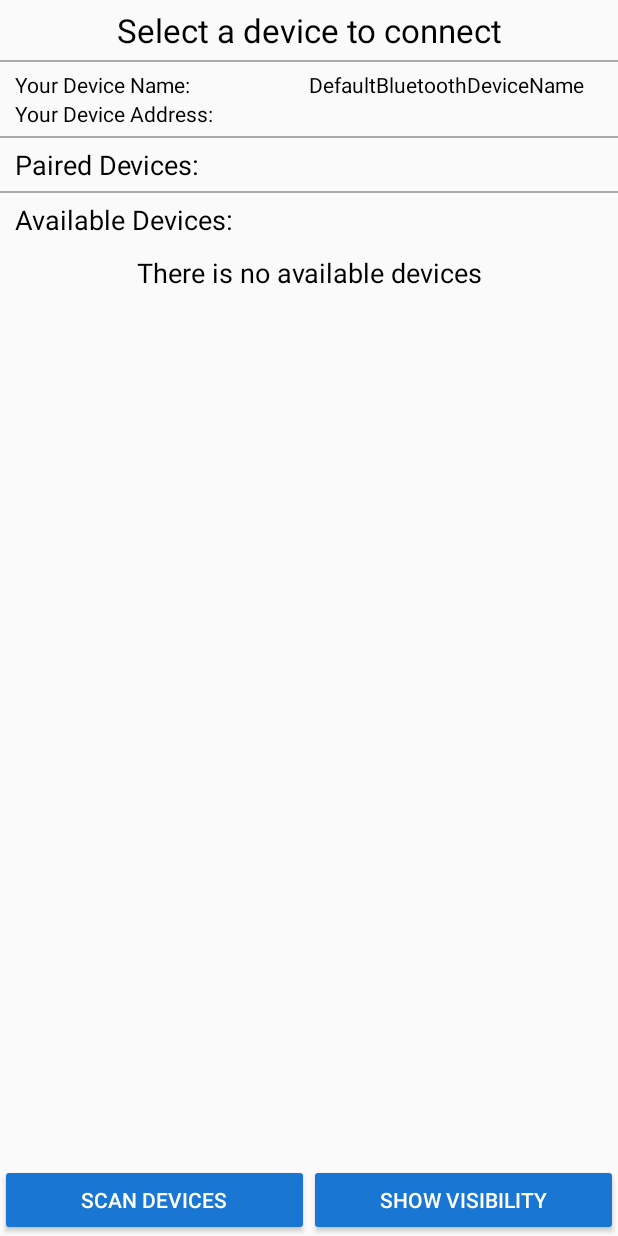
After one commit to vtabk2/CaroGame_01, an Android app: the DevicesListActivity screen opened directly, with no data from a screen before it, on a phone screen of 412 x 824 dp. The commit adds this screen. Run offline under Robolectric (Android 15) with nearby library versions, the phone set to English and light mode, and no system bars.

Commit message:
list_bluetooth_devices

```diff
--- a/app/build.gradle
+++ b/app/build.gradle
@@ -20,7 +20,8 @@ android {
 }
 
 dependencies {
-    compile fileTree(dir: 'libs', include: ['*.jar'])
+    compile fileTree(include: ['*.jar'], dir: 'libs')
     testCompile 'junit:junit:4.12'
     compile 'com.android.support:appcompat-v7:24.1.1'
+    compile 'com.android.support:recyclerview-v7:24.1.1'
 }
--- a/app/src/main/AndroidManifest.xml
+++ b/app/src/main/AndroidManifest.xml
@@ -1,6 +1,10 @@
 <?xml version="1.0" encoding="utf-8"?>
 <manifest package="com.example.framgia.carobluetooth"
           xmlns:android="http://schemas.android.com/apk/res/android">
+
+    <uses-permission android:name="android.permission.BLUETOOTH"/>
+    <uses-permission android:name="android.permission.BLUETOOTH_ADMIN"/>
+    <uses-permission android:name="android.permission.ACCESS_COARSE_LOCATION"/>
 
     <application
         android:allowBackup="true"
@@ -16,5 +20,6 @@
                 <category android:name="android.intent.category.LAUNCHER"/>
             </intent-filter>
         </activity>
+        <activity android:name=".ui.activity.DevicesListActivity"/>
     </application>
 </manifest>
--- /dev/null
+++ b/app/src/main/java/com/example/framgia/carobluetooth/ui/activity/DevicesListActivity.java
@@ -0,0 +1,268 @@
+package com.example.framgia.carobluetooth.ui.activity;
+
+import android.Manifest;
+import android.bluetooth.BluetoothAdapter;
+import android.bluetooth.BluetoothDevice;
+import android.content.BroadcastReceiver;
+import android.content.Context;
+import android.content.DialogInterface;
+import android.content.Intent;
+import android.content.IntentFilter;
+import android.content.pm.PackageManager;
+import android.os.Bundle;
+import android.support.annotation.NonNull;
+import android.support.annotation.Nullable;
+import android.support.v4.app.ActivityCompat;
+import android.support.v4.content.ContextCompat;
+import android.support.v7.app.AlertDialog;
+import android.support.v7.app.AppCompatActivity;
+import android.support.v7.widget.LinearLayoutManager;
+import android.support.v7.widget.RecyclerView;
+import android.view.View;
+import android.widget.ProgressBar;
+import android.widget.TextView;
+
+import com.example.framgia.carobluetooth.R;
+import com.example.framgia.carobluetooth.ui.adapter.BluetoothDeviceRecyclerViewAdapter;
+import com.example.framgia.carobluetooth.ui.utility.ToastUtils;
+
+import java.util.ArrayList;
+import java.util.List;
+import java.util.Set;
+
+/**
+ * Created by framgia on 11/08/2016.
+ */
+public class DevicesListActivity extends AppCompatActivity implements View.OnClickListener {
+    private static final int REQUEST_ENABLE_BLUETOOTH = 1;
+    private static final int TIME_SHOW_VISIBILITY = 300;
+    private static final int PERMISSIONS_REQUEST_ACCESS_COARSE_LOCATION = 0;
+    private static final String IS_SCANNING_CODE = "scanning";
+    private static final String IS_SCANNED_CODE = "scanned";
+    private BluetoothAdapter mBluetoothAdapter;
+    private List<BluetoothDevice> mPairedDevicesList, mAvailableDevicesList;
+    private RecyclerView mRecyclerViewPairedDevices, mRecyclerViewAvailableDevices;
+    private TextView mTextViewNoPairedDevices, mTextViewNoAvailableDevices;
+    private BluetoothDeviceRecyclerViewAdapter mPairedDevicesAdapter, mAvailableDevicesAdapter;
+    private ProgressBar mProgressBar;
+    private boolean mIsScanning, mIsScanned;
+    private final BroadcastReceiver mBroadcastReceiver = new BroadcastReceiver() {
+        public void onReceive(Context context, Intent intent) {
+            switch (intent.getAction()) {
+                case BluetoothDevice.ACTION_FOUND:
+                    BluetoothDevice device =
+                        intent.getParcelableExtra(BluetoothDevice.EXTRA_DEVICE);
+                    if (device.getBondState() != BluetoothDevice.BOND_BONDED)
+                        mAvailableDevicesList.add((BluetoothDevice) intent
+                            .getParcelableExtra(BluetoothDevice.EXTRA_DEVICE));
+                    break;
+                case BluetoothAdapter.ACTION_DISCOVERY_STARTED:
+                    mTextViewNoAvailableDevices.setVisibility(View.GONE);
+                    mProgressBar.setVisibility(View.VISIBLE);
+                    mIsScanning = true;
+                    break;
+                case BluetoothAdapter.ACTION_DISCOVERY_FINISHED:
+                    mProgressBar.setVisibility(View.GONE);
+                    mIsScanning = false;
+                    mIsScanned = true;
+                    if (mAvailableDevicesList.size() != 0) {
+                        mTextViewNoAvailableDevices.setVisibility(View.GONE);
+                        mAvailableDevicesAdapter.notifyDataSetChanged();
+                    } else mTextViewNoAvailableDevices.setVisibility(View.VISIBLE);
+                    break;
+            }
+        }
+    };
+
+    @Override
+    protected void onCreate(@Nullable Bundle savedInstanceState) {
+        super.onCreate(savedInstanceState);
+        setContentView(R.layout.activity_devices_list);
+        initBluetooth();
+        if (savedInstanceState != null) onChangeRotation(savedInstanceState);
+    }
+
+    private void initBluetooth() {
+        mBluetoothAdapter = BluetoothAdapter.getDefaultAdapter();
+        if (mBluetoothAdapter == null) {
+            new AlertDialog.Builder(this)
+                .setMessage(R.string.bluetooth_not_supported)
+                .setPositiveButton(R.string.close, new DialogInterface.OnClickListener() {
+                    public void onClick(DialogInterface dialog, int which) {
+                        finish();
+                    }
+                }).show().setCanceledOnTouchOutside(false);
+        } else {
+            mPairedDevicesList = new ArrayList<>();
+            mAvailableDevicesList = new ArrayList<>();
+            initViews();
+            mPairedDevicesAdapter =
+                new BluetoothDeviceRecyclerViewAdapter(getApplicationContext(), mPairedDevicesList);
+            mRecyclerViewPairedDevices.setLayoutManager(new LinearLayoutManager(this));
+            mRecyclerViewPairedDevices.setAdapter(mPairedDevicesAdapter);
+            mAvailableDevicesAdapter = new BluetoothDeviceRecyclerViewAdapter
+                (getApplicationContext(), mAvailableDevicesList);
+            mRecyclerViewAvailableDevices.setLayoutManager(new LinearLayoutManager(this));
+            mRecyclerViewAvailableDevices.setAdapter(mAvailableDevicesAdapter);
+        }
+    }
+
+    private void initViews() {
+        ((TextView) findViewById(R.id.text_view_your_device_name)).setText(mBluetoothAdapter
+            .getName());
+        ((TextView) findViewById(R.id.text_view_your_device_address)).setText(mBluetoothAdapter
+            .getAddress());
+        mRecyclerViewPairedDevices = (RecyclerView) findViewById(R.id.recycler_view_paired_devices);
+        mRecyclerViewAvailableDevices = (RecyclerView) findViewById
+            (R.id.recycler_view_available_devices);
+        mTextViewNoPairedDevices = (TextView) findViewById(R.id.text_view_no_paired_devices);
+        mTextViewNoAvailableDevices = (TextView) findViewById(R.id.text_view_no_available_devices);
+        if (mAvailableDevicesList.size() == 0)
+            mTextViewNoAvailableDevices.setVisibility(View.VISIBLE);
+        findViewById(R.id.button_scan_available_devices).setOnClickListener(this);
+        findViewById(R.id.button_show_visibility).setOnClickListener(this);
+        mProgressBar = (ProgressBar) findViewById(R.id.progress_bar_loading);
+    }
+
+    private void turnBluetoothOn() {
+        if (!mBluetoothAdapter.isEnabled())
+            startActivityForResult(new Intent(BluetoothAdapter.ACTION_REQUEST_ENABLE),
+                REQUEST_ENABLE_BLUETOOTH);
+    }
+
+    private void showVisibility() {
+        Intent discoverableIntent = new
+            Intent(BluetoothAdapter.ACTION_REQUEST_DISCOVERABLE);
+        discoverableIntent.putExtra(BluetoothAdapter.EXTRA_DISCOVERABLE_DURATION,
+            TIME_SHOW_VISIBILITY);
+        startActivity(discoverableIntent);
+    }
+
+    private void showPairedDevices() {
+        if (!mBluetoothAdapter.isEnabled()) {
+            ToastUtils.showToast(this, R.string.request_turn_on_bluetooth_to_play);
+            turnBluetoothOn();
+            return;
+        }
+        mPairedDevicesList.clear();
+        Set<BluetoothDevice> bluetoothDevicesSet = mBluetoothAdapter.getBondedDevices();
+        if (bluetoothDevicesSet.size() == 0)
+            mTextViewNoPairedDevices.setVisibility(View.VISIBLE);
+        else {
+            mTextViewNoPairedDevices.setVisibility(View.GONE);
+            for (BluetoothDevice bluetoothDevice : bluetoothDevicesSet)
+                mPairedDevicesList.add(bluetoothDevice);
+            mPairedDevicesAdapter.notifyDataSetChanged();
+        }
+    }
+
+    private void onChangeRotation(@Nullable Bundle savedInstanceState) {
+        mIsScanning = savedInstanceState.getBoolean(IS_SCANNING_CODE);
+        mIsScanned = savedInstanceState.getBoolean(IS_SCANNED_CODE);
+        if (mIsScanning && mIsScanned) {
+            mProgressBar.setVisibility(View.VISIBLE);
+            requestScanAvailableBluetoothDevices();
+        } else {
+            if (mIsScanning) {
+                mProgressBar.setVisibility(View.VISIBLE);
+                requestScanAvailableBluetoothDevices();
+            }
+            if (mIsScanned) requestScanAvailableBluetoothDevices();
+        }
+    }
+
+    private void requestScanAvailableBluetoothDevices() {
+        if (ContextCompat.checkSelfPermission(this,
+            Manifest.permission.ACCESS_COARSE_LOCATION) != PackageManager.PERMISSION_GRANTED)
+            ActivityCompat.requestPermissions(this,
+                new String[]{Manifest.permission.ACCESS_COARSE_LOCATION},
+                PERMISSIONS_REQUEST_ACCESS_COARSE_LOCATION);
+        else scanAvailableDevices();
+    }
+
+    private void scanAvailableDevices() {
+        if (!mBluetoothAdapter.isEnabled()) {
+            ToastUtils.showToast(this, R.string.request_permission_to_scan);
+            turnBluetoothOn();
+            return;
+        }
+        if (mBluetoothAdapter.isDiscovering()) mBluetoothAdapter.cancelDiscovery();
+        else {
+            mAvailableDevicesList.clear();
+            mAvailableDevicesAdapter.notifyDataSetChanged();
+            mBluetoothAdapter.startDiscovery();
+            IntentFilter intentFilter = new IntentFilter();
+            intentFilter.addAction(BluetoothDevice.ACTION_FOUND);
+            intentFilter.addAction(BluetoothAdapter.ACTION_DISCOVERY_STARTED);
+            intentFilter.addAction(BluetoothAdapter.ACTION_DISCOVERY_FINISHED);
+            registerReceiver(mBroadcastReceiver, intentFilter);
+        }
+    }
+
+    @Override
+    protected void onActivityResult(int requestCode, int resultCode, Intent data) {
+        switch (requestCode) {
+            case REQUEST_ENABLE_BLUETOOTH:
+                if (resultCode == RESULT_OK) {
+                    ToastUtils.showToast(this, R.string.bluetooth_turned_on);
+                    showPairedDevices();
+                } else {
+                    ToastUtils.showToast(this, R.string.turn_on_bluetooth_to_play);
+                    finish();
+                }
+                break;
+        }
+    }
+
+    @Override
+    public void onRequestPermissionsResult(int requestCode, @NonNull String permissions[],
+                                           @NonNull int[] grantResults) {
+        switch (requestCode) {
+            case PERMISSIONS_REQUEST_ACCESS_COARSE_LOCATION:
+                if (grantResults.length > 0 &&
+                    grantResults[0] == PackageManager.PERMISSION_GRANTED)
+                    scanAvailableDevices();
+                else ToastUtils.showToast(this, R.string.request_permission_to_scan);
+                break;
+        }
+    }
+
+    @Override
+    public void onClick(View view) {
+        switch (view.getId()) {
+            case R.id.button_scan_available_devices:
+                requestScanAvailableBluetoothDevices();
+                break;
+            case R.id.button_show_visibility:
+                showVisibility();
+                break;
+        }
+    }
+
+    @Override
+    protected void onResume() {
+        super.onResume();
+        showPairedDevices();
+        if (mIsScanning) requestScanAvailableBluetoothDevices();
+    }
+
+    @Override
+    protected void onPause() {
+        super.onPause();
+        if (mIsScanning) unregisterReceiver(mBroadcastReceiver);
+    }
+
+    @Override
+    protected void onDestroy() {
+        super.onDestroy();
+        if (mBroadcastReceiver.isOrderedBroadcast()) unregisterReceiver(mBroadcastReceiver);
+    }
+
+    @Override
+    protected void onSaveInstanceState(Bundle outState) {
+        super.onSaveInstanceState(outState);
+        outState.putBoolean(IS_SCANNING_CODE, mIsScanning);
+        outState.putBoolean(IS_SCANNED_CODE, mIsScanned);
+        if (mBluetoothAdapter != null) mBluetoothAdapter.cancelDiscovery();
+    }
+}
--- /dev/null
+++ b/app/src/main/java/com/example/framgia/carobluetooth/ui/adapter/BluetoothDeviceRecyclerViewAdapter.java
@@ -0,0 +1,58 @@
+package com.example.framgia.carobluetooth.ui.adapter;
+
+import android.bluetooth.BluetoothDevice;
+import android.content.Context;
+import android.support.v7.widget.RecyclerView;
+import android.view.LayoutInflater;
+import android.view.View;
+import android.view.ViewGroup;
+import android.widget.TextView;
+
+import com.example.framgia.carobluetooth.R;
+
+import java.util.List;
+
+/**
+ * Created by framgia on 11/08/2016.
+ */
+public class BluetoothDeviceRecyclerViewAdapter
+    extends RecyclerView.Adapter<BluetoothDeviceRecyclerViewAdapter.BluetoothDeviceViewHolder> {
+    private LayoutInflater mLayoutInflater;
+    private List<BluetoothDevice> mBluetoothDevices;
+
+    public BluetoothDeviceRecyclerViewAdapter(Context context,
+                                              List<BluetoothDevice> bluetoothDevices) {
+        mLayoutInflater = LayoutInflater.from(context);
+        mBluetoothDevices = bluetoothDevices;
+    }
+
+    @Override
+    public BluetoothDeviceViewHolder onCreateViewHolder(ViewGroup parent, int viewType) {
+        return new BluetoothDeviceViewHolder(mLayoutInflater.inflate(R.layout
+            .item_bluetooth_device, parent, false));
+    }
+
+    @Override
+    public void onBindViewHolder(BluetoothDeviceViewHolder holder, int position) {
+        BluetoothDevice bluetoothDevice = mBluetoothDevices.get(position);
+        holder.mTextViewDeviceName.setText(bluetoothDevice.getName());
+        holder.mTextViewDeviceAddress.setText(bluetoothDevice.getAddress());
+    }
+
+    @Override
+    public int getItemCount() {
+        return mBluetoothDevices == null ? 0 : mBluetoothDevices.size();
+    }
+
+    public static class BluetoothDeviceViewHolder extends RecyclerView.ViewHolder {
+        private TextView mTextViewDeviceName;
+        private TextView mTextViewDeviceAddress;
+
+        public BluetoothDeviceViewHolder(View itemView) {
+            super(itemView);
+            mTextViewDeviceName = (TextView) itemView.findViewById(R.id.text_view_device_name);
+            mTextViewDeviceAddress = (TextView) itemView.findViewById(R.id
+                .text_view_device_address);
+        }
+    }
+}
--- /dev/null
+++ b/app/src/main/java/com/example/framgia/carobluetooth/ui/utility/ToastUtils.java
@@ -0,0 +1,18 @@
+package com.example.framgia.carobluetooth.ui.utility;
+
+import android.content.Context;
+import android.support.annotation.StringRes;
+import android.widget.Toast;
+
+/**
+ * Created by framgia on 11/08/2016.
+ */
+public class ToastUtils {
+    public static void showToast(Context context, String message) {
+        Toast.makeText(context, message, Toast.LENGTH_SHORT).show();
+    }
+
+    public static void showToast(Context context, @StringRes int stringRes) {
+        Toast.makeText(context, context.getString(stringRes), Toast.LENGTH_SHORT).show();
+    }
+}
--- /dev/null
+++ b/app/src/main/res/layout/activity_devices_list.xml
@@ -0,0 +1,132 @@
+<?xml version="1.0" encoding="utf-8"?>
+<LinearLayout xmlns:android="http://schemas.android.com/apk/res/android"
+              xmlns:tools="http://schemas.android.com/tools"
+              android:layout_width="match_parent"
+              android:layout_height="match_parent"
+              android:orientation="vertical"
+              tools:context=".ui.activity.DevicesListActivity">
+
+    <LinearLayout
+        android:layout_width="match_parent"
+        android:layout_height="0dp"
+        android:layout_weight="1"
+        android:orientation="vertical">
+
+        <TextView
+            android:layout_width="match_parent"
+            android:layout_height="wrap_content"
+            android:gravity="center"
+            android:padding="@dimen/padding_small"
+            android:text="@string/select_device_to_connect"
+            android:textColor="@android:color/black"
+            android:textSize="@dimen/device_list_title"/>
+
+        <include layout="@layout/line_break"/>
+
+        <LinearLayout
+            android:layout_width="match_parent"
+            android:layout_height="wrap_content"
+            android:orientation="horizontal"
+            android:paddingLeft="@dimen/padding_medium"
+            android:paddingRight="@dimen/padding_medium"
+            android:paddingTop="@dimen/padding_small">
+
+            <TextView
+                android:layout_width="0dp"
+                android:layout_height="wrap_content"
+                android:layout_weight="1"
+                android:text="@string/your_device_name"
+                android:textColor="@android:color/black"/>
+
+            <TextView
+                android:id="@+id/text_view_your_device_name"
+                android:layout_width="0dp"
+                android:layout_height="wrap_content"
+                android:layout_weight="1"
+                android:textColor="@android:color/black"/>
+        </LinearLayout>
+
+        <LinearLayout
+            android:layout_width="match_parent"
+            android:layout_height="wrap_content"
+            android:orientation="horizontal"
+            android:paddingBottom="@dimen/padding_small"
+            android:paddingLeft="@dimen/padding_medium"
+            android:paddingRight="@dimen/padding_medium">
+
+            <TextView
+                android:layout_width="0dp"
+                android:layout_height="wrap_content"
+                android:layout_weight="1"
+                android:text="@string/your_device_address"
+                android:textColor="@android:color/black"/>
+
+            <TextView
+                android:id="@+id/text_view_your_device_address"
+                android:layout_width="0dp"
+                android:layout_height="wrap_content"
+                android:layout_weight="1"
+                android:textColor="@android:color/black"/>
+        </LinearLayout>
+
+        <include layout="@layout/line_break"/>
+
+        <TextView
+            style="@style/devices_list_type_title"
+            android:text="@string/paired_devices"/>
+
+        <android.support.v7.widget.RecyclerView
+            android:id="@+id/recycler_view_paired_devices"
+            android:layout_width="match_parent"
+            android:layout_height="wrap_content"/>
+
+        <TextView
+            android:id="@+id/text_view_no_paired_devices"
+            style="@style/no_devices"
+            android:text="@string/no_paired_devices"/>
+
+        <include layout="@layout/line_break"/>
+
+        <TextView
+            style="@style/devices_list_type_title"
+            android:text="@string/available_device"/>
+
+        <android.support.v7.widget.RecyclerView
+            android:id="@+id/recycler_view_available_devices"
+            android:layout_width="match_parent"
+            android:layout_height="wrap_content"/>
+
+        <TextView
+            android:id="@+id/text_view_no_available_devices"
+            style="@style/no_devices"
+            android:text="@string/no_available_devices"/>
+
+        <RelativeLayout
+            android:layout_width="match_parent"
+            android:layout_height="wrap_content"
+            android:gravity="center">
+
+            <ProgressBar
+                android:id="@+id/progress_bar_loading"
+                android:layout_width="wrap_content"
+                android:layout_height="wrap_content"
+                android:visibility="gone"/>
+        </RelativeLayout>
+    </LinearLayout>
+
+    <LinearLayout
+        android:layout_width="match_parent"
+        android:layout_height="wrap_content"
+        android:orientation="horizontal">
+
+        <Button
+            android:id="@+id/button_scan_available_devices"
+            style="@style/button_list_bluetooth_devices"
+            android:text="@string/scan_available_devices"/>
+
+        <Button
+            android:id="@+id/button_show_visibility"
+            style="@style/button_list_bluetooth_devices"
+            android:text="@string/show_visibility"/>
+    </LinearLayout>
+</LinearLayout>
--- /dev/null
+++ b/app/src/main/res/layout/line_break.xml
@@ -0,0 +1,6 @@
+<?xml version="1.0" encoding="utf-8"?>
+<View xmlns:android="http://schemas.android.com/apk/res/android"
+      android:layout_width="match_parent"
+      android:layout_height="@dimen/line_break_height"
+      android:background="@android:color/darker_gray"
+      android:orientation="vertical"/>
--- a/app/src/main/res/values/dimens.xml
+++ b/app/src/main/res/values/dimens.xml
@@ -3,4 +3,9 @@
     <dimen name="activity_horizontal_margin">16dp</dimen>
     <dimen name="activity_vertical_margin">16dp</dimen>
     <dimen name="app_image_height">180dp</dimen>
+    <dimen name="padding_small">5dp</dimen>
+    <dimen name="padding_medium">10dp</dimen>
+    <dimen name="line_break_height">1dp</dimen>
+    <dimen name="device_list_title">22sp</dimen>
+    <dimen name="text_size_medium">18sp</dimen>
 </resources>
--- a/app/src/main/res/values/strings.xml
+++ b/app/src/main/res/values/strings.xml
@@ -7,4 +7,24 @@
     <string name="close">close</string>
     <string name="about_game">Caro Bluetooth version 1.0</string>
     <string name="message_exit_game">Are you sure you want to exit?</string>
+    <string name="sample_device_name">Sony Xperia X Performance</string>
+    <string name="sample_device_address">A1:B2:C3:D4:E5:F6</string>
+    <string name="select_device_to_connect">Select a device to connect</string>
+    <string name="paired_devices">Paired Devices:</string>
+    <string name="no_paired_devices">There is no paired devices</string>
+    <string name="scan_available_devices">Scan devices</string>
+    <string name="no_available_devices">There is no available devices</string>
+    <string name="available_device">Available Devices:</string>
+    <string name="your_device_name">Your Device Name:</string>
+    <string name="your_device_address">Your Device Address:</string>
+    <string name="bluetooth_not_supported">Device does not supports bluetooth</string>
+    <string name="request_turn_on_bluetooth_to_play">Bluetooth has been turned off, turn on bluetooth to
+    play game</string>
+    <string name="turn_on_bluetooth_to_play">"You need to turn on bluetooth to play game</string>
+    <string name="bluetooth_turned_on">Bluetooth turned on</string>
+    <string name="request_permission_to_scan">You need to grant location permisson to scan available devices</string>
+    <string name="request_turn_on_bluettoth_to_scan">Bluetooth has been turned off, turn on
+        bluetooth to scan available devices</string>
+    <string name="scanning">Scanning, please wait</string>
+    <string name="show_visibility">show visibility</string>
 </resources>
--- a/app/src/main/res/values/styles.xml
+++ b/app/src/main/res/values/styles.xml
@@ -20,4 +20,38 @@
         <item name="android:layout_width">match_parent</item>
         <item name="android:layout_marginTop">@dimen/activity_vertical_margin</item>
     </style>
+
+    <style name="text_view_device">
+        <item name="android:layout_width">wrap_content</item>
+        <item name="android:layout_height">wrap_content</item>
+        <item name="android:textColor">@android:color/black</item>
+    </style>
+
+    <style name="devices_list_type_title">
+        <item name="android:layout_width">match_parent</item>
+        <item name="android:layout_height">wrap_content</item>
+        <item name="android:textColor">@android:color/black</item>
+        <item name="android:paddingTop">@dimen/padding_small</item>
+        <item name="android:paddingBottom">@dimen/padding_small</item>
+        <item name="android:paddingLeft">@dimen/padding_medium</item>
+        <item name="android:paddingRight">@dimen/padding_medium</item>
+        <item name="android:textSize">@dimen/text_size_medium</item>
+    </style>
+
+    <style name="no_devices">
+        <item name="android:layout_width">match_parent</item>
+        <item name="android:layout_height">wrap_content</item>
+        <item name="android:gravity">center</item>
+        <item name="android:textColor">@android:color/black</item>
+        <item name="android:textSize">@dimen/text_size_medium</item>
+        <item name="android:paddingTop">@dimen/padding_small</item>
+        <item name="android:paddingBottom">@dimen/padding_medium</item>
+        <item name="android:visibility">gone</item>
+    </style>
+
+    <style name="button_list_bluetooth_devices" parent="Widget.AppCompat.Button.Colored">
+        <item name="android:layout_width">0dp</item>
+        <item name="android:layout_height">wrap_content</item>
+        <item name="android:layout_weight">1</item>
+    </style>
 </resources>
```
Also changed, not shown: app/src/main/res/layout/item_bluetooth_device.xml (added, +21 -0 lines).
